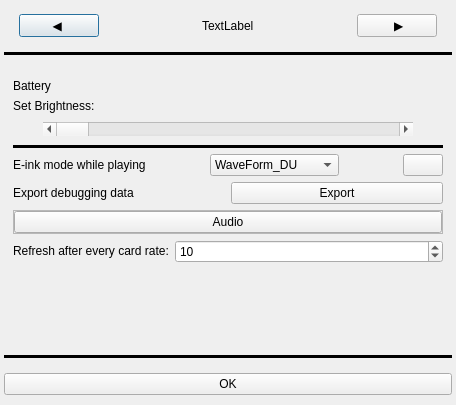
Before: the Qt Designer form components/settings.ui in Szybet/sanki, drawn with Qt 5.
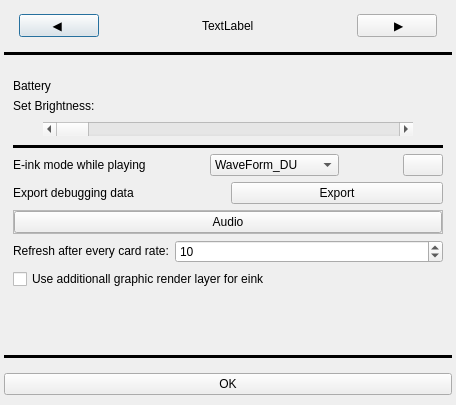
After: the same form once the commit is applied. The open tabs and pages were chosen to show the change. Icons and pictures are not drawn.

Commit message: add graphics layer option for better eink rendering

Patch:
```diff
--- a/components/settings.ui
+++ b/components/settings.ui
@@ -372,6 +372,13 @@
          </item>
         </layout>
        </item>
+       <item>
+        <widget class="QCheckBox" name="renderCheckBox">
+         <property name="text">
+          <string>Use additionall graphic render layer for eink</string>
+         </property>
+        </widget>
+       </item>
        <item>
         <spacer name="verticalSpacer">
          <property name="orientation">
```
Left out of the diff: 2 changed lines with no effect on the pictures. The commit also changes 18 other files.
